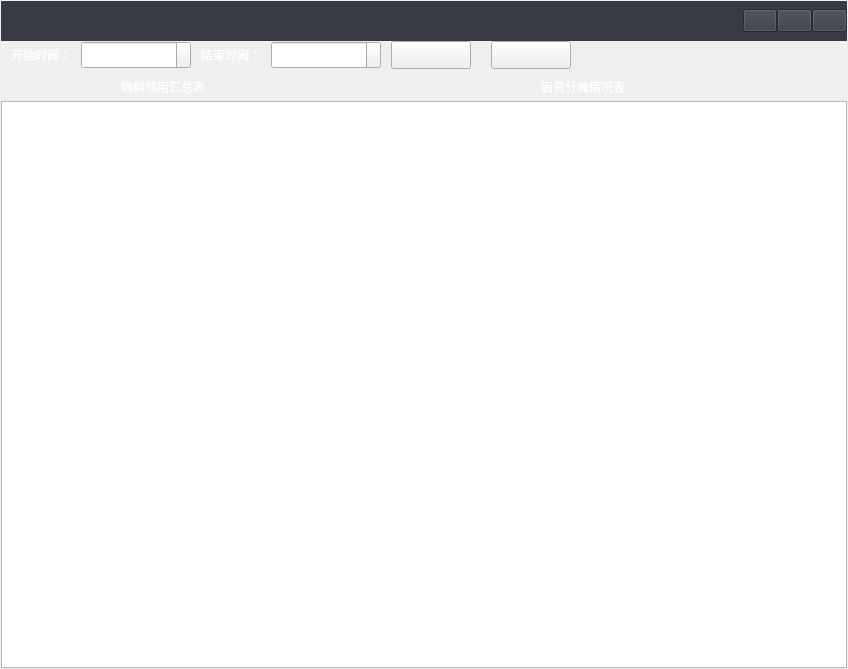
This is ChuangfengDesktop/MaterielReportManagerQWidget.ui in asdlei99/chuangfengdesktop as Qt 5 draws it before an edit. The edited form follows.
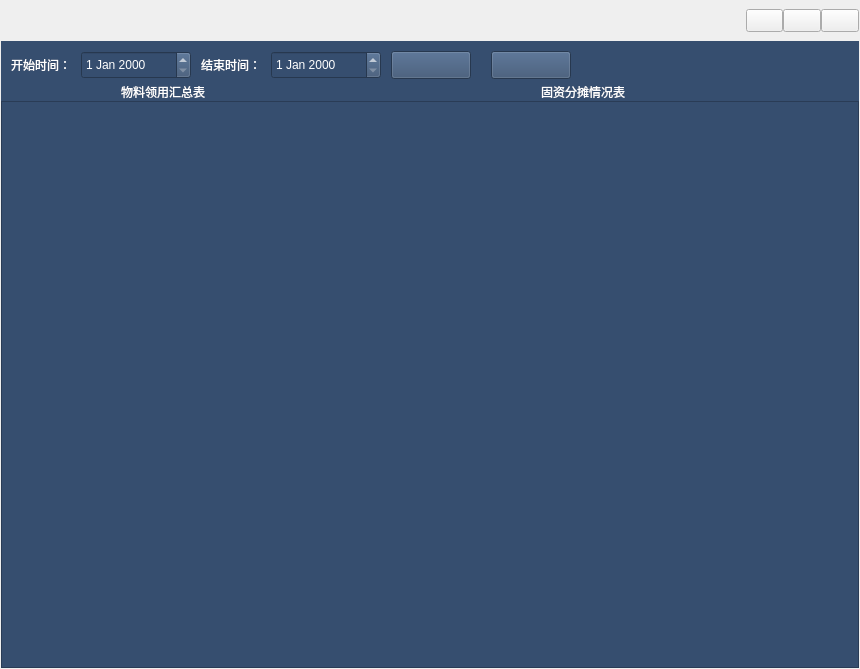
This is the edited form.

```diff
--- a/ChuangfengDesktop/MaterielReportManagerQWidget.ui
+++ b/ChuangfengDesktop/MaterielReportManagerQWidget.ui
@@ -6,14 +6,14 @@
    <rect>
     <x>0</x>
     <y>0</y>
-    <width>848</width>
+    <width>860</width>
     <height>669</height>
    </rect>
   </property>
   <property name="minimumSize">
    <size>
-    <width>848</width>
-    <height>669</height>
+    <width>860</width>
+    <height>630</height>
    </size>
   </property>
   <property name="windowTitle">
@@ -44,7 +44,7 @@
       </size>
      </property>
      <property name="styleSheet">
-      <string notr="true">background-color: rgb(56, 59, 67);</string>
+      <string notr="true"/>
      </property>
      <layout class="QHBoxLayout" name="horizontalLayout">
       <property name="spacing">
@@ -131,12 +131,15 @@
        <height>60</height>
       </size>
      </property>
+     <property name="styleSheet">
+      <string notr="true">background-color: rgb(54, 78, 111);</string>
+     </property>
      <widget class="QLabel" name="label_21">
       <property name="geometry">
        <rect>
         <x>10</x>
-        <y>0</y>
-        <width>60</width>
+        <y>10</y>
+        <width>65</width>
         <height>28</height>
        </rect>
       </property>
@@ -151,8 +154,8 @@
       <property name="geometry">
        <rect>
         <x>200</x>
-        <y>0</y>
-        <width>60</width>
+        <y>10</y>
+        <width>65</width>
         <height>28</height>
        </rect>
       </property>
@@ -167,9 +170,9 @@
       <property name="geometry">
        <rect>
         <x>540</x>
-        <y>30</y>
+        <y>40</y>
         <width>191</width>
-        <height>31</height>
+        <height>21</height>
        </rect>
       </property>
       <property name="styleSheet">
@@ -184,9 +187,9 @@
       <property name="geometry">
        <rect>
         <x>120</x>
-        <y>30</y>
+        <y>40</y>
         <width>191</width>
-        <height>31</height>
+        <height>21</height>
        </rect>
       </property>
       <property name="styleSheet">
@@ -201,7 +204,7 @@
       <property name="geometry">
        <rect>
         <x>80</x>
-        <y>0</y>
+        <y>10</y>
         <width>110</width>
         <height>28</height>
        </rect>
@@ -214,7 +217,7 @@
       <property name="geometry">
        <rect>
         <x>390</x>
-        <y>0</y>
+        <y>10</y>
         <width>80</width>
         <height>28</height>
        </rect>
@@ -227,7 +230,7 @@
       <property name="geometry">
        <rect>
         <x>270</x>
-        <y>0</y>
+        <y>10</y>
         <width>110</width>
         <height>28</height>
        </rect>
@@ -240,7 +243,7 @@
       <property name="geometry">
        <rect>
         <x>490</x>
-        <y>0</y>
+        <y>10</y>
         <width>80</width>
         <height>28</height>
        </rect>
@@ -252,7 +255,11 @@
     </widget>
    </item>
    <item>
-    <widget class="QTableView" name="materiel_report_tableView"/>
+    <widget class="QTableView" name="materiel_report_tableView">
+     <property name="styleSheet">
+      <string notr="true">background-color: rgb(54, 78, 111);</string>
+     </property>
+    </widget>
    </item>
   </layout>
  </widget>
```
Left out of the diff: 6 changed lines with no effect on the pictures.
